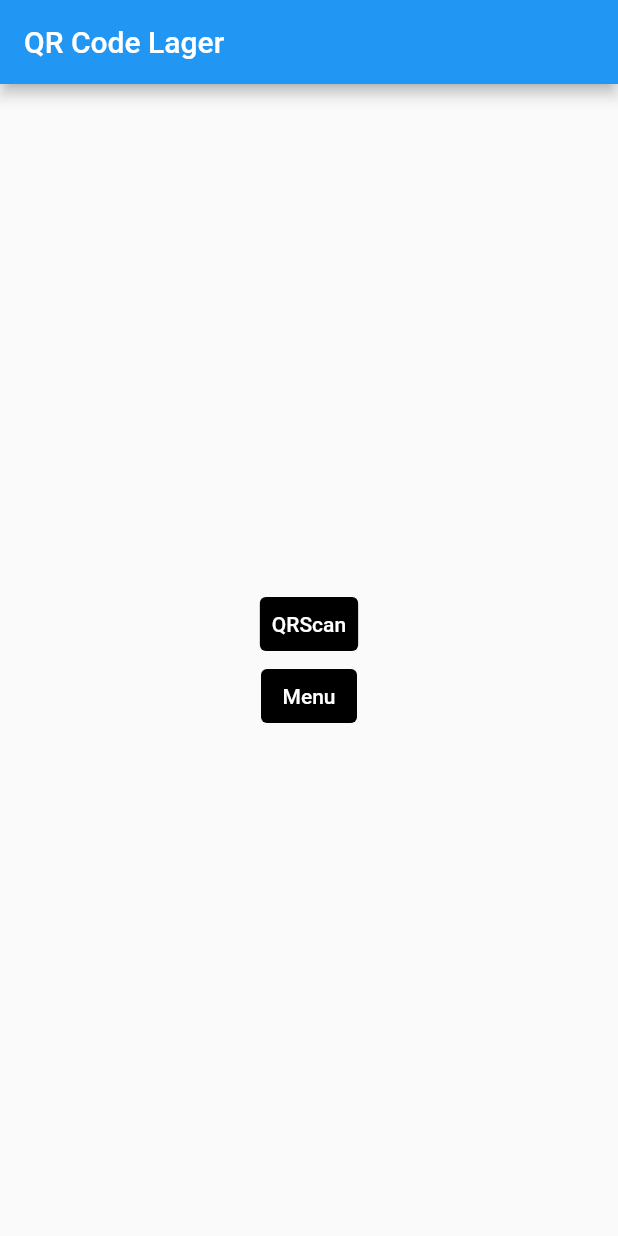
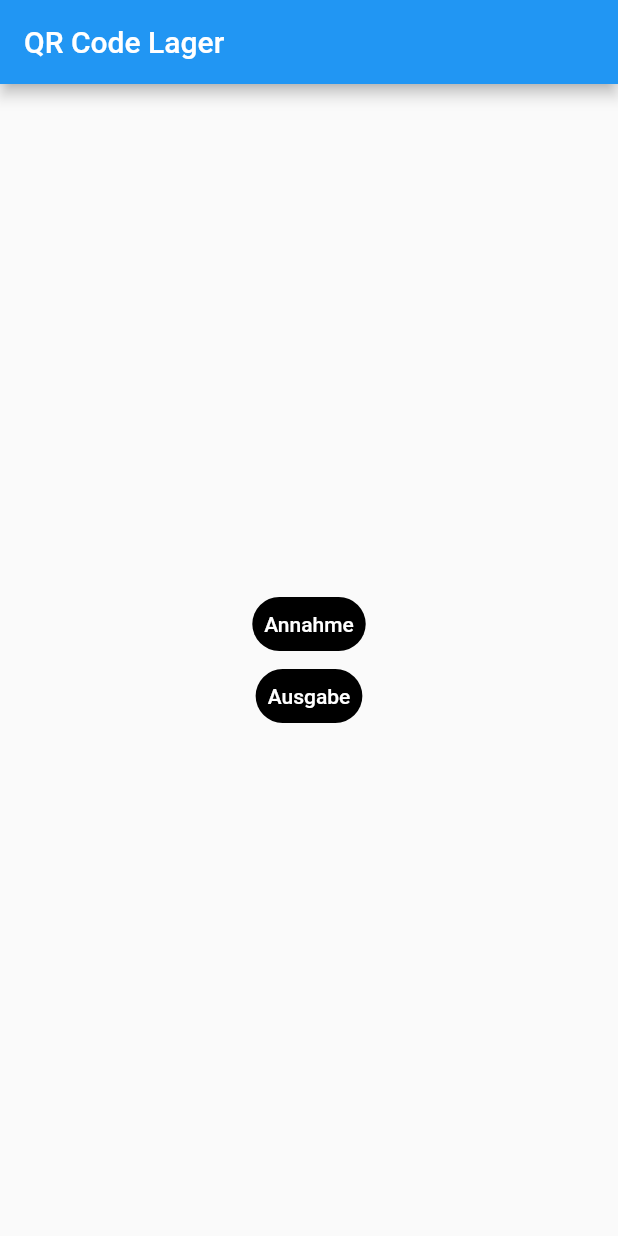
Before and after one commit to Boz34/qr_code, a Flutter app: the screen it shows after launch, on a phone screen of 412 x 824 dp. Run offline on Flutter 3.47's test engine with Material 2 defaults, Android fonts, the phone set to English and light mode, and no system bars; our stand-ins replace sqflite; missing offline and left inert: mysql1, qr_bar_code_scanner_dialog, qr_code_scanner; accounts and stored records are empty.

Commit message:
new update

```diff
--- a/lib/scan.dart
+++ b/lib/annahme.dart
@@ -3,7 +3,7 @@ import 'dart:io';
 
 import 'package:flutter/foundation.dart';
 import 'package:flutter/material.dart';
-import 'package:qr_code/main.dart';
+import 'package:qr_code/startpage.dart';
 import 'package:qr_code_scanner/qr_code_scanner.dart';
 
 class QRScan extends StatefulWidget {
--- a/lib/main.dart
+++ b/lib/startpage.dart
@@ -1,7 +1,7 @@
 import 'package:flutter/material.dart';
 import 'package:qr_bar_code_scanner_dialog/qr_bar_code_scanner_dialog.dart';
-import 'package:qr_code/menu.dart';
-import 'package:qr_code/scan.dart';
+import 'package:qr_code/ausgabe.dart';
+import 'package:qr_code/annahme.dart';
 
 void main() {
   runApp(const MyApp());
@@ -37,6 +37,9 @@ class _MyAppState extends StatelessWidget {
                   TextButton(
                       style: TextButton.styleFrom(
                         foregroundColor: Colors.white, backgroundColor: Colors.black,
+                        shape: RoundedRectangleBorder(
+                          borderRadius: BorderRadius.circular(50)
+                        )
                       ),
                       onPressed: () {
                         Navigator.push(
@@ -44,10 +47,13 @@ class _MyAppState extends StatelessWidget {
                           MaterialPageRoute(builder: (context) => const QRScan()),
                         );
                       },
-                      child: const Text('QRScan')),
+                      child: const Text('Annahme')),
                   TextButton(
                       style: TextButton.styleFrom(
                         foregroundColor: Colors.white, backgroundColor: Colors.black,
+                        shape: RoundedRectangleBorder(
+                          borderRadius: BorderRadius.circular(50)
+                        )
                       ),
                       onPressed: () {
                         Navigator.push(
@@ -55,7 +61,7 @@ class _MyAppState extends StatelessWidget {
                           MaterialPageRoute(builder: (context) => const MenuPage()),
                         );
                       },
-                      child: const Text('Menu'))
+                      child: const Text('Ausgabe'))
                 ]),
           )),
     );
--- a/pubspec.yaml
+++ b/pubspec.yaml
@@ -39,6 +39,7 @@ dependencies:
   qr_code_scanner: ^1.0.1
   mysql1: ^0.20.0
   sqflite: ^2.2.8+4
+  qr_flutter: ^4.1.0
 
 dev_dependencies:
   flutter_test:
```
Also changed, not shown: lib/ausgabe.dart (added, +91 -0 lines), lib/menu.dart (deleted, +0 -27 lines), flutter_02.png (added), pubspec.lock, 2 other files.
